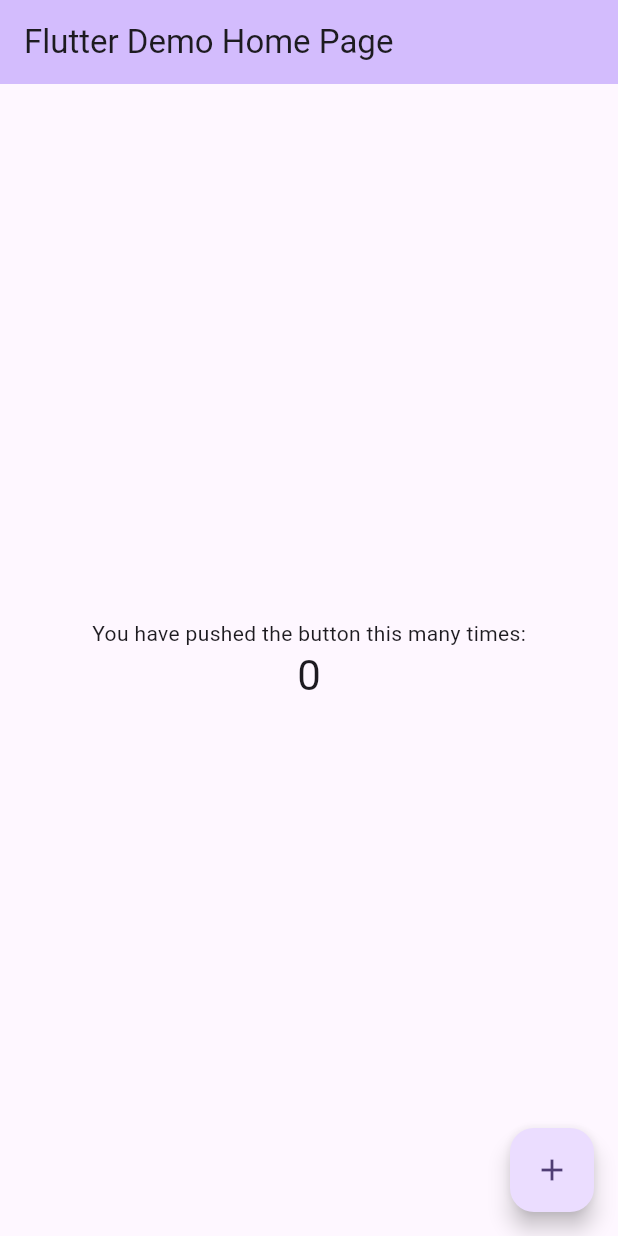
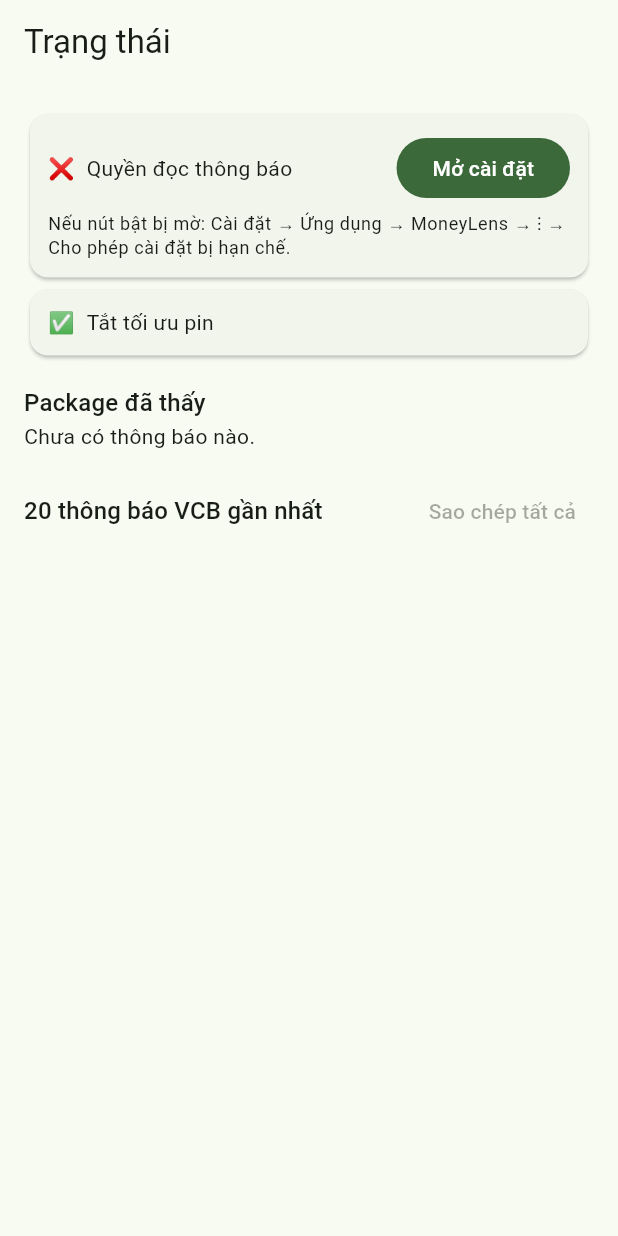
Before and after one commit to namedai01/moneylens, a Flutter app: the screen it shows after launch, on a phone screen of 412 x 824 dp. Run offline on Flutter 3.47's test engine with Material 3 defaults, Android fonts, the phone set to English and light mode, and no system bars; our stand-ins replace permission_handler; missing offline and left inert: flutter_notification_listener_plus.

Commit message:
feat(app): wire notification listener and status/debug screen
Upgrade to Flutter 3.47 template (AGP 9.1, Kotlin 2.4, Gradle 9.3.1),
compileSdk 37 required by permission_handler 13.

Co-Authored-By: Claude Opus 5.5 <noreply@anthropic.com>

```diff
--- a/app/analysis_options.yaml
+++ b/app/analysis_options.yaml
@@ -7,6 +7,12 @@
 
 # The following line activates a set of recommended lints for Flutter apps,
 # packages, and plugins designed to encourage good coding practices.
+analyzer:
+  exclude:
+    - build/**
+    - android/**
+    - ios/**
+    - web/**
 include: package:flutter_lints/flutter.yaml
 
 linter:
--- a/app/lib/main.dart
+++ b/app/lib/main.dart
@@ -1,122 +1,26 @@
+import 'dart:io';
+
+import 'package:flutter/foundation.dart';
 import 'package:flutter/material.dart';
 
-void main() {
-  runApp(const MyApp());
+import 'capture/listener.dart';
+import 'status/status_screen.dart';
+
+Future<void> main() async {
+  WidgetsFlutterBinding.ensureInitialized();
+  if (!kIsWeb && Platform.isAndroid) await initListener();
+  runApp(const MoneyLensApp());
 }
 
-class MyApp extends StatelessWidget {
-  const MyApp({super.key});
+class MoneyLensApp extends StatelessWidget {
+  const MoneyLensApp({super.key});
 
-  // This widget is the root of your application.
   @override
   Widget build(BuildContext context) {
     return MaterialApp(
-      title: 'Flutter Demo',
-      theme: ThemeData(
-        // This is the theme of your application.
-        //
-        // TRY THIS: Try running your application with "flutter run". You'll see
-        // the application has a purple toolbar. Then, without quitting the app,
-        // try changing the seedColor in the colorScheme below to Colors.green
-        // and then invoke "hot reload" (save your changes or press the "hot
-        // reload" button in a Flutter-supported IDE, or press "r" if you used
-        // the command line to start the app).
-        //
-        // Notice that the counter didn't reset back to zero; the application
-        // state is not lost during the reload. To reset the state, use hot
-        // restart instead.
-        //
-        // This works for code too, not just values: Most code changes can be
-        // tested with just a hot reload.
-        colorScheme: ColorScheme.fromSeed(seedColor: Colors.deepPurple),
-      ),
-      home: const MyHomePage(title: 'Flutter Demo Home Page'),
+      title: 'MoneyLens',
+      theme: ThemeData(colorSchemeSeed: Colors.green, useMaterial3: true),
+      home: const StatusScreen(),
     );
   }
 }
-
-class MyHomePage extends StatefulWidget {
-  const MyHomePage({super.key, required this.title});
-
-  // This widget is the home page of your application. It is stateful, meaning
-  // that it has a State object (defined below) that contains fields that affect
-  // how it looks.
-
-  // This class is the configuration for the state. It holds the values (in this
-  // case the title) provided by the parent (in this case the App widget) and
-  // used by the build method of the State. Fields in a Widget subclass are
-  // always marked "final".
-
-  final String title;
-
-  @override
-  State<MyHomePage> createState() => _MyHomePageState();
-}
-
-class _MyHomePageState extends State<MyHomePage> {
-  int _counter = 0;
-
-  void _incrementCounter() {
-    setState(() {
-      // This call to setState tells the Flutter framework that something has
-      // changed in this State, which causes it to rerun the build method below
-      // so that the display can reflect the updated values. If we changed
-      // _counter without calling setState(), then the build method would not be
-      // called again, and so nothing would appear to happen.
-      _counter++;
-    });
-  }
-
-  @override
-  Widget build(BuildContext context) {
-    // This method is rerun every time setState is called, for instance as done
-    // by the _incrementCounter method above.
-    //
-    // The Flutter framework has been optimized to make rerunning build methods
-    // fast, so that you can just rebuild anything that needs updating rather
-    // than having to individually change instances of widgets.
-    return Scaffold(
-      appBar: AppBar(
-        // TRY THIS: Try changing the color here to a specific color (to
-        // Colors.amber, perhaps?) and trigger a hot reload to see the AppBar
-        // change color while the other colors stay the same.
-        backgroundColor: Theme.of(context).colorScheme.inversePrimary,
-        // Here we take the value from the MyHomePage object that was created by
-        // the App.build method, and use it to set our appbar title.
-        title: Text(widget.title),
-      ),
-      body: Center(
-        // Center is a layout widget. It takes a single child and positions it
-        // in the middle of the parent.
-        child: Column(
-          // Column is also a layout widget. It takes a list of children and
-          // arranges them vertically. By default, it sizes itself to fit its
-          // children horizontally, and tries to be as tall as its parent.
-          //
-          // Column has various properties to control how it sizes itself and
-          // how it positions its children. Here we use mainAxisAlignment to
-          // center the children vertically; the main axis here is the vertical
-          // axis because Columns are vertical (the cross axis would be
-          // horizontal).
-          //
-          // TRY THIS: Invoke "debug painting" (choose the "Toggle Debug Paint"
-          // action in the IDE, or press "p" in the console), to see the
-          // wireframe for each widget.
-          mainAxisAlignment: MainAxisAlignment.center,
-          children: <Widget>[
-            const Text('You have pushed the button this many times:'),
-            Text(
-              '$_counter',
-              style: Theme.of(context).textTheme.headlineMedium,
-            ),
-          ],
-        ),
-      ),
-      floatingActionButton: FloatingActionButton(
-        onPressed: _incrementCounter,
-        tooltip: 'Increment',
-        child: const Icon(Icons.add),
-      ), // This trailing comma makes auto-formatting nicer for build methods.
-    );
-  }
-}
--- /dev/null
+++ b/app/lib/status/status_screen.dart
@@ -0,0 +1,208 @@
+import 'dart:async';
+import 'dart:convert';
+import 'dart:isolate';
+
+import 'package:flutter/material.dart';
+import 'package:flutter/services.dart';
+import 'package:permission_handler/permission_handler.dart';
+
+import '../capture/capture_log.dart';
+import '../capture/captured_notification.dart';
+import '../capture/listener.dart';
+
+/// Android-only screen: listener health plus the raw VCB notifications seen.
+class StatusScreen extends StatefulWidget {
+  const StatusScreen({super.key});
+
+  @override
+  State<StatusScreen> createState() => _StatusScreenState();
+}
+
+class _StatusScreenState extends State<StatusScreen>
+    with WidgetsBindingObserver {
+  bool _hasAccess = false;
+  bool _batteryUnrestricted = false;
+  Map<String, int> _counts = {};
+  List<CapturedNotification> _recent = [];
+  ReceivePort? _port;
+  StreamSubscription<dynamic>? _sub;
+
+  @override
+  void initState() {
+    super.initState();
+    WidgetsBinding.instance.addObserver(this);
+    _port = registerCaptureUiPort();
+    _sub = _port!.listen((_) => _refresh());
+    _refresh();
+  }
+
+  @override
+  void dispose() {
+    WidgetsBinding.instance.removeObserver(this);
+    _sub?.cancel();
+    _port?.close();
+    super.dispose();
+  }
+
+  // Coming back from system settings: permissions may have changed.
+  @override
+  void didChangeAppLifecycleState(AppLifecycleState state) {
+    if (state == AppLifecycleState.resumed) _refresh();
+  }
+
+  Future<void> _refresh() async {
+    final hasAccess = await hasNotificationAccess();
+    if (hasAccess) await initListener();
+    final battery = await Permission.ignoreBatteryOptimizations.isGranted;
+    final log = CaptureLog(await captureLogFile());
+    final counts = await log.packageCounts();
+    final recent = await log.recentVcb();
+    if (!mounted) return;
+    setState(() {
+      _hasAccess = hasAccess;
+      _batteryUnrestricted = battery;
+      _counts = counts;
+      _recent = recent;
+    });
+  }
+
+  Future<void> _grantAccess() async {
+    await Permission.notification.request();
+    await openNotificationAccessSettings();
+  }
+
+  Future<void> _copyAll() async {
+    final log = CaptureLog(await captureLogFile());
+    final all = await log.recentVcb(limit: CaptureLog.maxVcbEntries);
+    final lines = all.map((n) => jsonEncode(n.toJson())).join('\n');
+    await Clipboard.setData(ClipboardData(text: lines));
+    if (!mounted) return;
+    ScaffoldMessenger.of(context).showSnackBar(
+      SnackBar(content: Text('Đã sao chép ${all.length} thông báo')),
+    );
+  }
+
+  @override
+  Widget build(BuildContext context) {
+    final sortedCounts = _counts.entries.toList()
+      ..sort((a, b) => b.value.compareTo(a.value));
+    return Scaffold(
+      appBar: AppBar(title: const Text('Trạng thái')),
+      body: RefreshIndicator(
+        onRefresh: _refresh,
+        child: ListView(
+          padding: const EdgeInsets.all(16),
+          children: [
+            _CheckTile(
+              ok: _hasAccess,
+              title: 'Quyền đọc thông báo',
+              actionLabel: 'Mở cài đặt',
+              onAction: _grantAccess,
+              note:
+                  'Nếu nút bật bị mờ: Cài đặt → Ứng dụng → MoneyLens → ⋮ → '
+                  'Cho phép cài đặt bị hạn chế.',
+            ),
+            _CheckTile(
+              ok: _batteryUnrestricted,
+              title: 'Tắt tối ưu pin',
+              actionLabel: 'Cho phép',
+              onAction: () async {
+                await Permission.ignoreBatteryOptimizations.request();
+                await _refresh();
+              },
+              note: 'Xiaomi/Oppo/Vivo: bật thêm "Tự khởi chạy" cho MoneyLens.',
+            ),
+            const SizedBox(height: 16),
+            Text(
+              'Package đã thấy',
+              style: Theme.of(context).textTheme.titleMedium,
+            ),
+            if (sortedCounts.isEmpty) const Text('Chưa có thông báo nào.'),
+            for (final e in sortedCounts)
+              Text(
+                '${e.key}: ${e.value}',
+                style: TextStyle(
+                  fontWeight: isVcbPackage(e.key) ? FontWeight.bold : null,
+                ),
+              ),
+            const SizedBox(height: 16),
+            Row(
+              children: [
+                Expanded(
+                  child: Text(
+                    '20 thông báo VCB gần nhất',
+                    style: Theme.of(context).textTheme.titleMedium,
+                  ),
+                ),
+                TextButton(
+                  onPressed: _recent.isEmpty ? null : _copyAll,
+                  child: const Text('Sao chép tất cả'),
+                ),
+              ],
+            ),
+            for (final n in _recent)
+              Card(
+                child: Padding(
+                  padding: const EdgeInsets.all(12),
+                  child: SelectableText(
+                    '${_formatTime(n.postedAt)} · ${n.packageName}\n'
+                    '${n.title ?? ''}\n${n.body}',
+                  ),
+                ),
+              ),
+          ],
+        ),
+      ),
+    );
+  }
+}
+
+String _formatTime(DateTime t) {
+  final l = t.toLocal();
+  String two(int v) => v.toString().padLeft(2, '0');
+  return '${two(l.day)}/${two(l.month)} '
+      '${two(l.hour)}:${two(l.minute)}:${two(l.second)}';
+}
+
+class _CheckTile extends StatelessWidget {
+  final bool ok;
+  final String title;
+  final String actionLabel;
+  final Future<void> Function() onAction;
+  final String note;
+
+  const _CheckTile({
+    required this.ok,
+    required this.title,
+    required this.actionLabel,
+    required this.onAction,
+    required this.note,
+  });
+
+  @override
+  Widget build(BuildContext context) {
+    return Card(
+      child: Padding(
+        padding: const EdgeInsets.all(12),
+        child: Column(
+          crossAxisAlignment: CrossAxisAlignment.start,
+          children: [
+            Row(
+              children: [
+                Text(ok ? '✅' : '❌'),
+                const SizedBox(width: 8),
+                Expanded(child: Text(title)),
+                if (!ok)
+                  FilledButton(onPressed: onAction, child: Text(actionLabel)),
+              ],
+            ),
+            if (!ok) ...[
+              const SizedBox(height: 4),
+              Text(note, style: Theme.of(context).textTheme.bodySmall),
+            ],
+          ],
+        ),
+      ),
+    );
+  }
+}
--- a/app/pubspec.yaml
+++ b/app/pubspec.yaml
@@ -19,7 +19,7 @@ publish_to: 'none' # Remove this line if you wish to publish to pub.dev
 version: 1.0.0+1
 
 environment:
-  sdk: ^3.8.1
+  sdk: ^3.13.5
 
 # Dependencies specify other packages that your package needs in order to work.
 # To automatically upgrade your package dependencies to the latest versions
@@ -33,7 +33,7 @@ dependencies:
 
   # The following adds the Cupertino Icons font to your application.
   # Use with the CupertinoIcons class for iOS style icons.
-  cupertino_icons: ^1.0.8
+  cupertino_icons: ^2.0.0
   path_provider: ^2.1.5
   permission_handler: ^13.0.2
   flutter_notification_listener_plus: ^1.4.0
@@ -47,7 +47,7 @@ dev_dependencies:
   # activated in the `analysis_options.yaml` file located at the root of your
   # package. See that file for information about deactivating specific lint
   # rules and activating additional ones.
-  flutter_lints: ^5.0.0
+  flutter_lints: ^6.0.0
 
 # For information on the generic Dart part of this file, see the
 # following page: https://dart.dev/tools/pub/pubspec
```
Also changed, not shown: app/lib/capture/listener.dart (added, +75 -0 lines), app/pubspec.lock, 8 other files.
